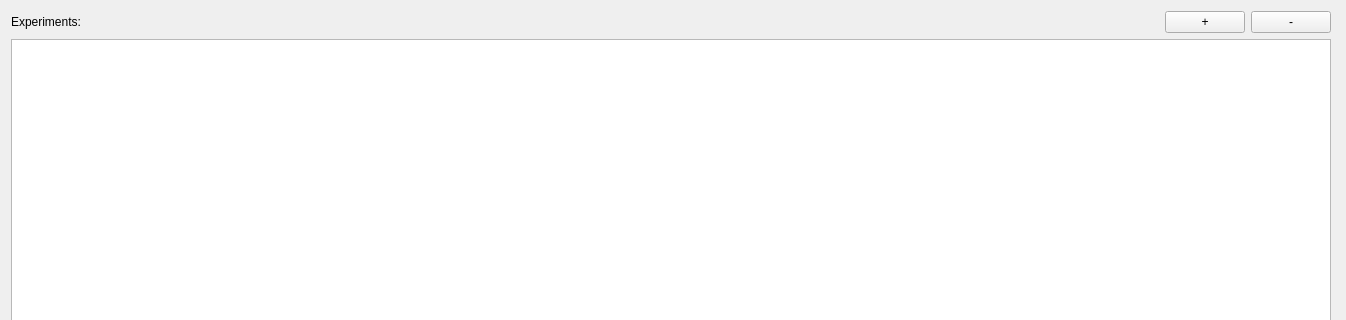
This is combinatorialprofiler/ui/experimentswidget.ui in ilia-kats/CombinatorialProfiler as Qt 5 draws it before an edit; both pictures show x 0 to 1346 and y 0 to 320 of the 1346 by 819 pixel window. The edited form follows.
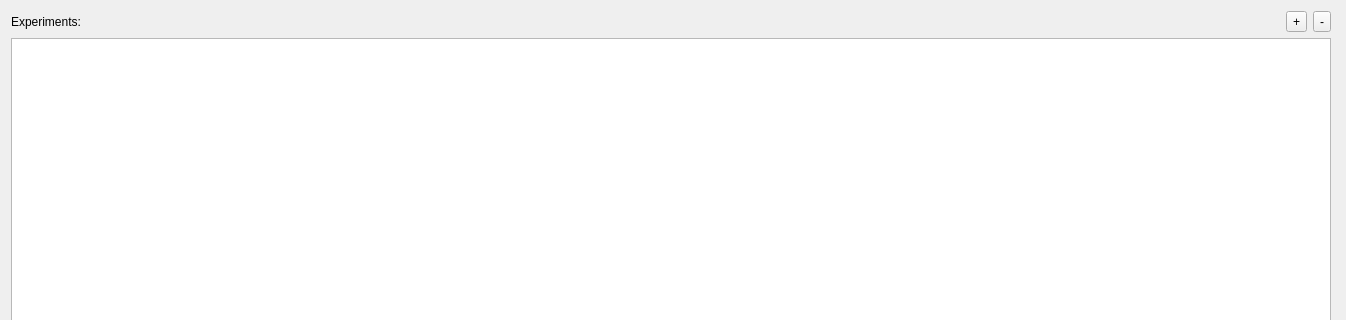
This is the edited form.

Commit message: GUI: use QToolButton instead of QPushButton for more consistent sizing

```diff
--- a/combinatorialprofiler/ui/experimentswidget.ui
+++ b/combinatorialprofiler/ui/experimentswidget.ui
@@ -56,14 +56,20 @@
           </spacer>
          </item>
          <item>
-          <widget class="QPushButton" name="addBtn">
+          <widget class="QToolButton" name="addBtn">
+           <property name="sizePolicy">
+            <sizepolicy hsizetype="Fixed" vsizetype="Fixed">
+             <horstretch>0</horstretch>
+             <verstretch>0</verstretch>
+            </sizepolicy>
+           </property>
            <property name="text">
             <string>+</string>
            </property>
           </widget>
          </item>
          <item>
-          <widget class="QPushButton" name="removeBtn">
+          <widget class="QToolButton" name="removeBtn">
            <property name="sizePolicy">
             <sizepolicy hsizetype="Fixed" vsizetype="Fixed">
              <horstretch>0</horstretch>
```
The commit also changes 2 other files.
